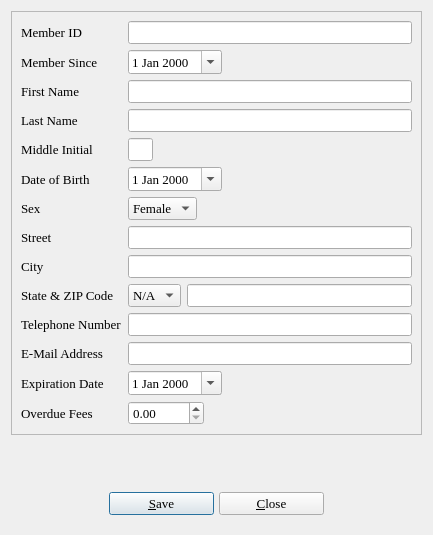
Old version of the form userinfo.ui in the repository textbrowser/biblioteq.
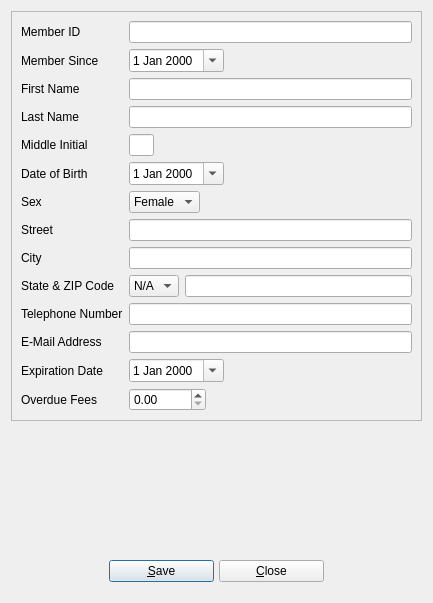
New version of the form. Icons and pictures are not drawn.

Commit message: Default fonts. Do not allow users to set their fonts on OS X systems as this distorts widgets.

```diff
--- a/userinfo.ui
+++ b/userinfo.ui
@@ -7,15 +7,9 @@
     <x>0</x>
     <y>0</y>
     <width>433</width>
-    <height>535</height>
+    <height>603</height>
    </rect>
   </property>
-  <property name="font">
-   <font>
-    <family>Times</family>
-    <pointsize>10</pointsize>
-   </font>
-  </property>
   <property name="windowTitle">
    <string>BiblioteQ: Borrower Information</string>
   </property>
@@ -39,11 +33,6 @@
          <layout class="QHBoxLayout">
           <item>
            <widget class="QComboBox" name="state">
-            <property name="font">
-             <font>
-              <pointsize>10</pointsize>
-             </font>
-            </property>
             <item>
              <property name="text">
               <string>N/A</string>
@@ -303,11 +292,6 @@
           </item>
           <item>
            <widget class="QLineEdit" name="zip">
-            <property name="font">
-             <font>
-              <pointsize>10</pointsize>
-             </font>
-            </property>
             <property name="maxLength">
              <number>5</number>
             </property>
@@ -317,17 +301,6 @@
         </item>
         <item row="10" column="1">
          <widget class="QLineEdit" name="telephoneNumber">
-          <property name="font">
-           <font>
-            <family>Times</family>
-            <pointsize>10</pointsize>
-            <weight>50</weight>
-            <italic>false</italic>
-            <bold>false</bold>
-            <underline>false</underline>
-            <strikeout>false</strikeout>
-           </font>
-          </property>
           <property name="maxLength">
            <number>32</number>
           </property>
@@ -335,12 +308,6 @@
         </item>
         <item row="0" column="0">
          <widget class="QLabel" name="label_5">
-          <property name="font">
-           <font>
-            <family>Times</family>
-            <pointsize>10</pointsize>
-           </font>
-          </property>
           <property name="text">
            <string>Member ID</string>
           </property>
@@ -348,17 +315,6 @@
         </item>
         <item row="10" column="0">
          <widget class="QLabel" name="label_3">
-          <property name="font">
-           <font>
-            <family>Times</family>
-            <pointsize>10</pointsize>
-            <weight>50</weight>
-            <italic>false</italic>
-            <bold>false</bold>
-            <underline>false</underline>
-            <strikeout>false</strikeout>
-           </font>
-          </property>
           <property name="text">
            <string>Telephone Number</string>
           </property>
@@ -366,12 +322,6 @@
         </item>
         <item row="7" column="1">
          <widget class="QLineEdit" name="street">
-          <property name="font">
-           <font>
-            <family>Times</family>
-            <pointsize>10</pointsize>
-           </font>
-          </property>
           <property name="maxLength">
            <number>256</number>
           </property>
@@ -379,17 +329,6 @@
         </item>
         <item row="7" column="0">
          <widget class="QLabel" name="label_2">
-          <property name="font">
-           <font>
-            <family>Times</family>
-            <pointsize>10</pointsize>
-            <weight>50</weight>
-            <italic>false</italic>
-            <bold>false</bold>
-            <underline>false</underline>
-            <strikeout>false</strikeout>
-           </font>
-          </property>
           <property name="text">
            <string>Street</string>
           </property>
@@ -397,17 +336,6 @@
         </item>
         <item row="2" column="1">
          <widget class="QLineEdit" name="firstName">
-          <property name="font">
-           <font>
-            <family>Times</family>
-            <pointsize>10</pointsize>
-            <weight>50</weight>
-            <italic>false</italic>
-            <bold>false</bold>
-            <underline>false</underline>
-            <strikeout>false</strikeout>
-           </font>
-          </property>
           <property name="maxLength">
            <number>128</number>
           </property>
@@ -415,12 +343,6 @@
         </item>
         <item row="5" column="0">
          <widget class="QLabel" name="label_10">
-          <property name="font">
-           <font>
-            <family>Times</family>
-            <pointsize>10</pointsize>
-           </font>
-          </property>
           <property name="text">
            <string>Date of Birth</string>
           </property>
@@ -428,12 +350,6 @@
         </item>
         <item row="8" column="0">
          <widget class="QLabel" name="label_6">
-          <property name="font">
-           <font>
-            <family>Times</family>
-            <pointsize>10</pointsize>
-           </font>
-          </property>
           <property name="text">
            <string>City</string>
           </property>
@@ -441,17 +357,6 @@
         </item>
         <item row="3" column="1">
          <widget class="QLineEdit" name="lastName">
-          <property name="font">
-           <font>
-            <family>Times</family>
-            <pointsize>10</pointsize>
-            <weight>50</weight>
-            <italic>false</italic>
-            <bold>false</bold>
-            <underline>false</underline>
-            <strikeout>false</strikeout>
-           </font>
-          </property>
           <property name="maxLength">
            <number>128</number>
           </property>
@@ -459,12 +364,6 @@
         </item>
         <item row="9" column="0">
          <widget class="QLabel" name="label_7">
-          <property name="font">
-           <font>
-            <family>Times</family>
-            <pointsize>10</pointsize>
-           </font>
-          </property>
           <property name="text">
            <string>State &amp; ZIP Code</string>
           </property>
@@ -486,11 +385,6 @@
               <height>16777215</height>
              </size>
             </property>
-            <property name="font">
-             <font>
-              <pointsize>10</pointsize>
-             </font>
-            </property>
             <property name="maxLength">
              <number>1</number>
             </property>
@@ -513,12 +407,6 @@
         </item>
         <item row="8" column="1">
          <widget class="QLineEdit" name="city">
-          <property name="font">
-           <font>
-            <family>Times</family>
-            <pointsize>10</pointsize>
-           </font>
-          </property>
           <property name="maxLength">
            <number>256</number>
           </property>
@@ -526,17 +414,6 @@
         </item>
         <item row="3" column="0">
          <widget class="QLabel" name="label_4">
-          <property name="font">
-           <font>
-            <family>Times</family>
-            <pointsize>10</pointsize>
-            <weight>50</weight>
-            <italic>false</italic>
-            <bold>false</bold>
-            <underline>false</underline>
-            <strikeout>false</strikeout>
-           </font>
-          </property>
           <property name="text">
            <string>Last Name</string>
           </property>
@@ -544,11 +421,6 @@
         </item>
         <item row="0" column="1">
          <widget class="QLineEdit" name="memberid">
-          <property name="font">
-           <font>
-            <pointsize>10</pointsize>
-           </font>
-          </property>
           <property name="maxLength">
            <number>16</number>
           </property>
@@ -556,12 +428,6 @@
         </item>
         <item row="1" column="0">
          <widget class="QLabel" name="label_9">
-          <property name="font">
-           <font>
-            <family>Times</family>
-            <pointsize>10</pointsize>
-           </font>
-          </property>
           <property name="text">
            <string>Member Since</string>
           </property>
@@ -569,17 +435,6 @@
         </item>
         <item row="2" column="0">
          <widget class="QLabel" name="label">
-          <property name="font">
-           <font>
-            <family>Times</family>
-            <pointsize>10</pointsize>
-            <weight>50</weight>
-            <italic>false</italic>
-            <bold>false</bold>
-            <underline>false</underline>
-            <strikeout>false</strikeout>
-           </font>
-          </property>
           <property name="text">
            <string>First Name</string>
           </property>
@@ -587,12 +442,6 @@
         </item>
         <item row="4" column="0">
          <widget class="QLabel" name="label_8">
-          <property name="font">
-           <font>
-            <family>Times</family>
-            <pointsize>10</pointsize>
-           </font>
-          </property>
           <property name="text">
            <string>Middle Initial</string>
           </property>
@@ -600,12 +449,6 @@
         </item>
         <item row="6" column="0">
          <widget class="QLabel" name="label_11">
-          <property name="font">
-           <font>
-            <family>Times</family>
-            <pointsize>10</pointsize>
-           </font>
-          </property>
           <property name="text">
            <string>Sex</string>
           </property>
@@ -615,11 +458,6 @@
          <layout class="QHBoxLayout">
           <item>
            <widget class="QComboBox" name="sex">
-            <property name="font">
-             <font>
-              <pointsize>10</pointsize>
-             </font>
-            </property>
             <item>
              <property name="text">
               <string>Female</string>
@@ -654,11 +492,6 @@
             <property name="enabled">
              <bool>true</bool>
             </property>
-            <property name="font">
-             <font>
-              <pointsize>10</pointsize>
-             </font>
-            </property>
             <property name="readOnly">
              <bool>false</bool>
             </property>
@@ -686,11 +519,6 @@
          <layout class="QHBoxLayout">
           <item>
            <widget class="QDateEdit" name="dob">
-            <property name="font">
-             <font>
-              <pointsize>10</pointsize>
-             </font>
-            </property>
             <property name="readOnly">
              <bool>false</bool>
             </property>
@@ -716,12 +544,6 @@
         </item>
         <item row="11" column="0">
          <widget class="QLabel" name="label_12">
-          <property name="font">
-           <font>
-            <family>Times</family>
-            <pointsize>10</pointsize>
-           </font>
-          </property>
           <property name="text">
            <string>E-Mail Address</string>
           </property>
@@ -816,12 +638,6 @@
      </property>
      <item>
       <widget class="QToolButton" name="prevTool">
-       <property name="font">
-        <font>
-         <family>Times</family>
-         <pointsize>10</pointsize>
-        </font>
-       </property>
        <property name="toolTip">
         <string>Previous Member</string>
        </property>
@@ -864,17 +680,6 @@
          <height>0</height>
         </size>
        </property>
-       <property name="font">
-        <font>
-         <family>Times</family>
-         <pointsize>10</pointsize>
-         <weight>50</weight>
-         <italic>false</italic>
-         <bold>false</bold>
-         <underline>false</underline>
-         <strikeout>false</strikeout>
-        </font>
-       </property>
        <property name="text">
         <string>&amp;Save</string>
        </property>
@@ -892,17 +697,6 @@
          <height>0</height>
         </size>
        </property>
-       <property name="font">
-        <font>
-         <family>Times</family>
-         <pointsize>10</pointsize>
-         <weight>50</weight>
-         <italic>false</italic>
-         <bold>false</bold>
-         <underline>false</underline>
-         <strikeout>false</strikeout>
-        </font>
-       </property>
        <property name="text">
         <string>&amp;Close</string>
        </property>
@@ -927,12 +721,6 @@
      </item>
      <item>
       <widget class="QToolButton" name="nextTool">
-       <property name="font">
-        <font>
-         <family>Times</family>
-         <pointsize>10</pointsize>
-        </font>
-       </property>
        <property name="toolTip">
         <string>Next Member</string>
        </property>
```
The commit also changes 20 other files.
